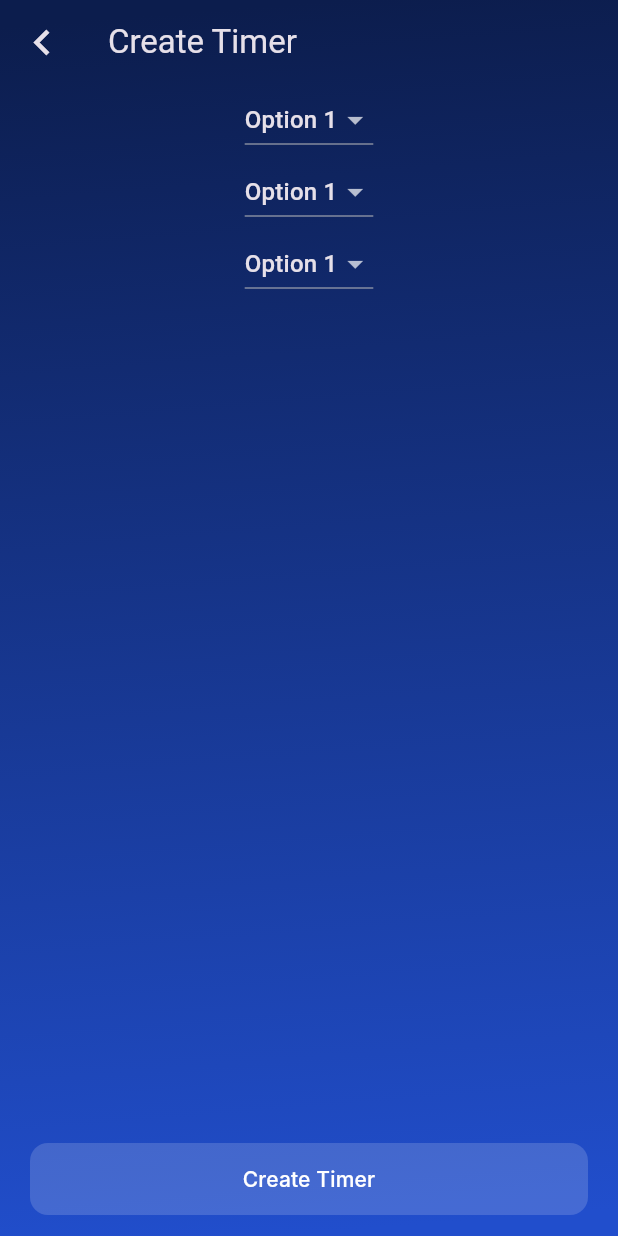
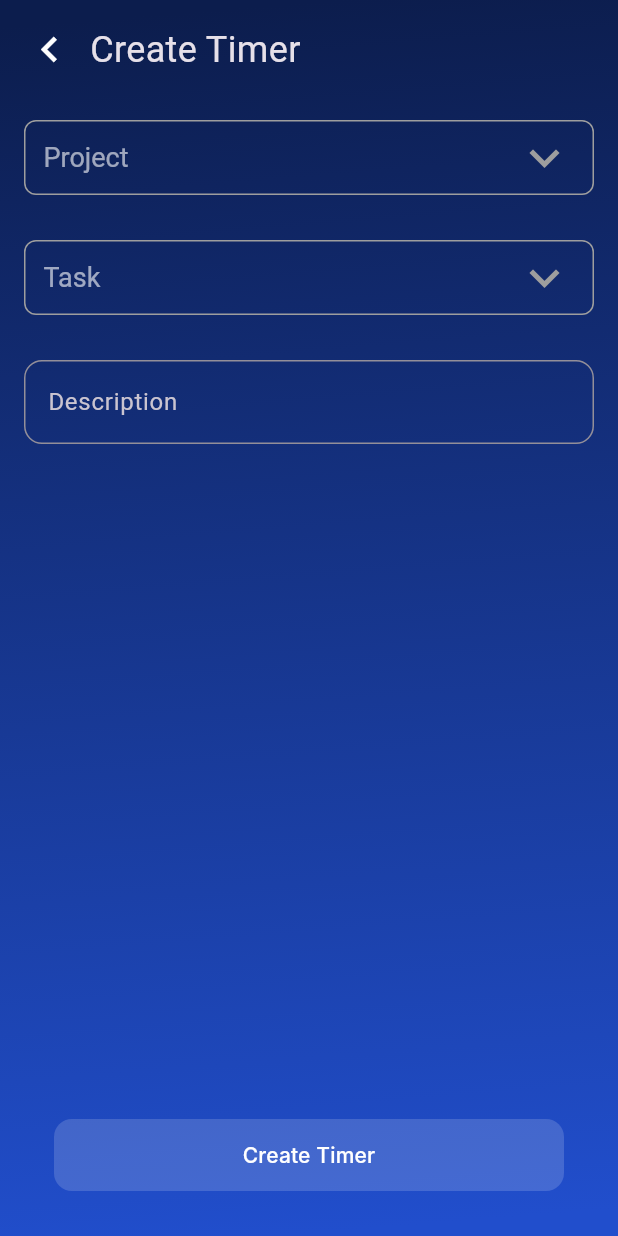
Before and after one commit to Anujthoughtwin/testApexive, a Flutter app: the screen it shows after launch, on a phone screen of 412 x 824 dp. Run offline on Flutter 3.47's test engine with Material 3 defaults, Android fonts, the phone set to English and light mode, and no system bars; our stand-ins replace flutter_bloc, sqflite; accounts and stored records are empty; Roboto replaces fonts that are missing (Inter).

Commit message:
Working on create timer

```diff
--- a/lib/bloc/timer_bloc.dart
+++ b/lib/bloc/timer_bloc.dart
@@ -8,8 +8,11 @@ class TimerBloc extends Bloc<TimerEvent,TimerState>{
   final Repository repository = Repository();
 
   TimerBloc():super(TimerState()){
-    on<SampleEvent>((event, emit) {
-      emit(SampleState());
+    on<ProjectEvent>((event, emit) {
+      emit(ProjectState(selectedProject: event.selectedProject));
+    });
+    on<TaskEvent>((event, emit) {
+      emit(TaskState(selectedTask: event.selectedTask));
     });
   }
 }
--- a/lib/bloc/timer_event.dart
+++ b/lib/bloc/timer_event.dart
@@ -1,6 +1,11 @@
 abstract class TimerEvent{}
 
-class SampleEvent extends TimerEvent{
+class ProjectEvent extends TimerEvent{
+ String? selectedProject;
+ ProjectEvent({this.selectedProject});
+}
 
- SampleEvent();
+class TaskEvent extends TimerEvent{
+ String? selectedTask;
+ TaskEvent({this.selectedTask});
 }
--- a/lib/bloc/timer_state.dart
+++ b/lib/bloc/timer_state.dart
@@ -1,6 +1,12 @@
- class TimerState{}
+class TimerState {}
 
-class SampleState extends TimerState{
+class ProjectState extends TimerState {
+  String? selectedProject;
 
-  SampleState();
+  ProjectState({this.selectedProject});
 }
+class TaskState extends TimerState {
+  String? selectedTask;
+
+  TaskState({this.selectedTask});
+}
--- a/lib/create_timer.dart
+++ b/lib/create_timer.dart
@@ -1,20 +1,40 @@
 import 'package:flutter/material.dart';
+import 'package:flutter_bloc/flutter_bloc.dart';
+import 'package:test_apexive/bloc/timer_event.dart';
 import 'package:test_apexive/time_sheet.dart';
 
+import 'bloc/timer_bloc.dart';
+import 'bloc/timer_state.dart';
+
 class CreateTimer extends StatefulWidget {
-  CreateTimer({super.key});
+  TimerBloc? timerBloc;
+
+  CreateTimer({super.key, this.timerBloc});
 
   @override
   State<CreateTimer> createState() => _CreateTimerState();
 }
 
 class _CreateTimerState extends State<CreateTimer> {
-  String selectedValue = 'Option 1';
-  String selectedValue2 = 'Option 1';
-  String selectedValue3 = 'Option 1';
-  // Default selected value
+  String? _selectedProject;
+  String? _selectedTask;
+  List<String> project = ["IOS", "ANDROID", "FLUTTER", "REACT NATIVE"];
+  List<String> task = ["AUTH", "PAYMENT", "SETTINGS", "USER PROFILE"];
+  TextEditingController descController = TextEditingController();
   @override
   Widget build(BuildContext context) {
+    return BlocListener<TimerBloc, TimerState>(
+      bloc: widget.timerBloc,
+      listener: (context, state) {
+        if(state is ProjectState){
+          _selectedProject = state.selectedProject;
+        }else if(state is TaskState){
+          _selectedTask = state.selectedTask;
+        }
+      },
+      child: BlocBuilder<TimerBloc, TimerState>(
+        bloc: widget.timerBloc,
+        builder: (context, state) {
           return Container(
             clipBehavior: Clip.antiAlias,
             decoration: const BoxDecoration(
@@ -25,81 +45,118 @@ class _CreateTimerState extends State<CreateTimer> {
               ),
             ),
             child: Scaffold(
-        appBar: AppBar(
-          leading: const Icon(
+              body: SafeArea(
+                child: Padding(
+                  padding: const EdgeInsets.all(16.0),
+                  child: Column(
+                    crossAxisAlignment: CrossAxisAlignment.stretch,
+                    children: [
+                      const Row(
+                        children: [
+                          Icon(
                             Icons.chevron_left,
                             size: 34,
                           ),
-          title: const Text("Create Timer"),
+                          SizedBox(
+                            width: 10,
                           ),
-        body: SafeArea(
-          child: Column(
-            children: [
-              DropdownButton<String>(
-                value: selectedValue,
-                onChanged: (String? newValue) {
-                  setState(() {
-                    selectedValue = newValue!;
-                  });
-                },
-                items: const [
-                  DropdownMenuItem<String>(
-                    value: 'Option 1',
-                    child: Text('Option 1'),
-                  ),
-                  DropdownMenuItem<String>(
-                    value: 'Option 2',
-                    child: Text('Option 2'),
-                  ),
-                  DropdownMenuItem<String>(
-                    value: 'Option 3',
-                    child: Text('Option 3'),
+                          Text(
+                            "Create Timer",
+                            style: TextStyle(fontSize: 24),
                           ),
                         ],
                       ),
-              DropdownButton<String>(
-                value: selectedValue,
-                onChanged: (String? newValue) {
-                  setState(() {
-                    selectedValue = newValue!;
-                  });
+                      const SizedBox(
+                        height: 30,
+                      ),
+                      Container(
+                        padding: EdgeInsets.symmetric(horizontal: 12.0),
+                        decoration: BoxDecoration(
+                          borderRadius: BorderRadius.circular(8.0),
+                          border: Border.all(color: Colors.grey),
+                        ),
+                        child: DropdownButtonHideUnderline(
+                          child: DropdownButton(
+                            dropdownColor: Color(0xFF0C1D4D),
+                            hint: const Text(
+                              'Project',
+                              style: TextStyle(fontSize: 18),
+                            ),
+                            value: _selectedProject,
+                            onChanged: (newValue) {
+                                widget.timerBloc?.add(ProjectEvent(selectedProject:newValue ));
                             },
-                items: const [
-                  DropdownMenuItem<String>(
-                    value: 'Option 1',
-                    child: Text('Option 1'),
+                            items: project.map((location) {
+                              return DropdownMenuItem(
+                                child: new Text(location),
+                                value: location,
+                              );
+                            }).toList(),
+                            icon: const Icon(
+                              Icons.keyboard_arrow_down_sharp,
+                              color: Colors.grey,
                             ),
-                  DropdownMenuItem<String>(
-                    value: 'Option 2',
-                    child: Text('Option 2'),
+                            iconSize: 40.0,
+                            elevation: 16,
+                            style: TextStyle(color: Colors.white),
                           ),
-                  DropdownMenuItem<String>(
-                    value: 'Option 3',
-                    child: Text('Option 3'),
                         ),
-                ],
                       ),
-              DropdownButton<String>(
-                value: selectedValue,
-                onChanged: (String? newValue) {
-                  setState(() {
-                    selectedValue = newValue!;
-                  });
+                      const SizedBox(
+                        height: 30,
+                      ),
+                      Container(
+                        padding: const EdgeInsets.symmetric(horizontal: 12.0),
+                        decoration: BoxDecoration(
+                          borderRadius: BorderRadius.circular(8.0),
+                          border: Border.all(color: Colors.grey),
+                        ),
+                        child: DropdownButtonHideUnderline(
+                          child: DropdownButton(
+                            dropdownColor: Color(0xFF0C1D4D),
+                            hint: const Text(
+                              'Task',
+                              style: TextStyle(fontSize: 18),
+                            ),
+                            // Not necessary for Option 1
+                            value: _selectedTask,
+                            onChanged: (newValue) {
+                              widget.timerBloc?.add(TaskEvent(selectedTask:newValue ));
+
                             },
-                items: const [
-                  DropdownMenuItem<String>(
-                    value: 'Option 1',
-                    child: Text('Option 1'),
+                            items: task.map((location) {
+                              return DropdownMenuItem(
+                                value: location,
+                                child: Text(location),
+                              );
+                            }).toList(),
+                            icon: const Icon(
+                              Icons.keyboard_arrow_down_sharp,
+                              color: Colors.grey,
                             ),
-                  DropdownMenuItem<String>(
-                    value: 'Option 2',
-                    child: Text('Option 2'),
+                            iconSize: 40.0,
+                            elevation: 16,
+                            style: const TextStyle(color: Colors.white),
                           ),
-                  DropdownMenuItem<String>(
-                    value: 'Option 3',
-                    child: Text('Option 3'),
                         ),
-                ],
+                      ),
+                      const SizedBox(
+                        height: 30,
+                      ),
+                      TextField(
+                        controller: descController,
+                        decoration: InputDecoration(
+                          hintText: 'Description',
+                          border: OutlineInputBorder(
+                            borderRadius: BorderRadius.circular(12.0),
+                            borderSide: const BorderSide(
+                              width: 4,
+                              color: Colors.grey, // Set the border color here
+                            ),
+                          ),
+                        ),
+                        maxLines:
+                        null, // Allows the text field to expand vertically as needed
                       ),
                       const Spacer(),
                       GestureDetector(
@@ -112,8 +169,8 @@ class _CreateTimerState extends State<CreateTimer> {
                         },
                         child: Container(
                           height: 48,
-                  margin:
-                      const EdgeInsets.symmetric(horizontal: 20, vertical: 14),
+                          margin: const EdgeInsets.symmetric(
+                              horizontal: 20, vertical: 14),
                           decoration: ShapeDecoration(
                             color: Colors.white.withOpacity(0.1599999964237213),
                             shape: RoundedRectangleBorder(
@@ -140,6 +197,14 @@ class _CreateTimerState extends State<CreateTimer> {
                   ),
                 ),
               ),
+            ),
+          );
+        },
+      ),
     );
   }
+
+  DropdownMenuItem<String> buildMenuItem(String item) {
+    return DropdownMenuItem<String>(value: item, child: Text(item));
   }
+}
--- a/lib/main.dart
+++ b/lib/main.dart
@@ -1,14 +1,17 @@
 import 'package:flutter/material.dart';
+import 'package:flutter_bloc/flutter_bloc.dart';
+import 'package:test_apexive/bloc/timer_bloc.dart';
 import 'package:test_apexive/create_timer.dart';
 
+import 'bloc/timer_state.dart';
+
 void main() {
-  runApp(const MyApp());
+  runApp( MyApp());
 }
 
 class MyApp extends StatelessWidget {
-  const MyApp({super.key});
-
-  // This widget is the root of your application.
+   MyApp({super.key});
+  TimerBloc timerBloc = TimerBloc();
   @override
   Widget build(BuildContext context) {
     return MaterialApp(
@@ -16,10 +19,17 @@ class MyApp extends StatelessWidget {
         scaffoldBackgroundColor: Colors.transparent,
         appBarTheme: const AppBarTheme(
           backgroundColor:
-              Colors.transparent, // Set the background color for AppBar
+              Colors.transparent,
         ),
       ),
-      home: CreateTimer(),
+      home:BlocProvider(
+        create: (_) => timerBloc,
+        child: BlocConsumer<TimerBloc, TimerState>(
+          builder: (context, state) {
+            return CreateTimer(timerBloc: timerBloc,);
+          }, listener: (BuildContext context, TimerState state) {  },
+        ),
+      ),
     );
   }
 }
```
Lines whose indentation alone changed are shown as unchanged.
